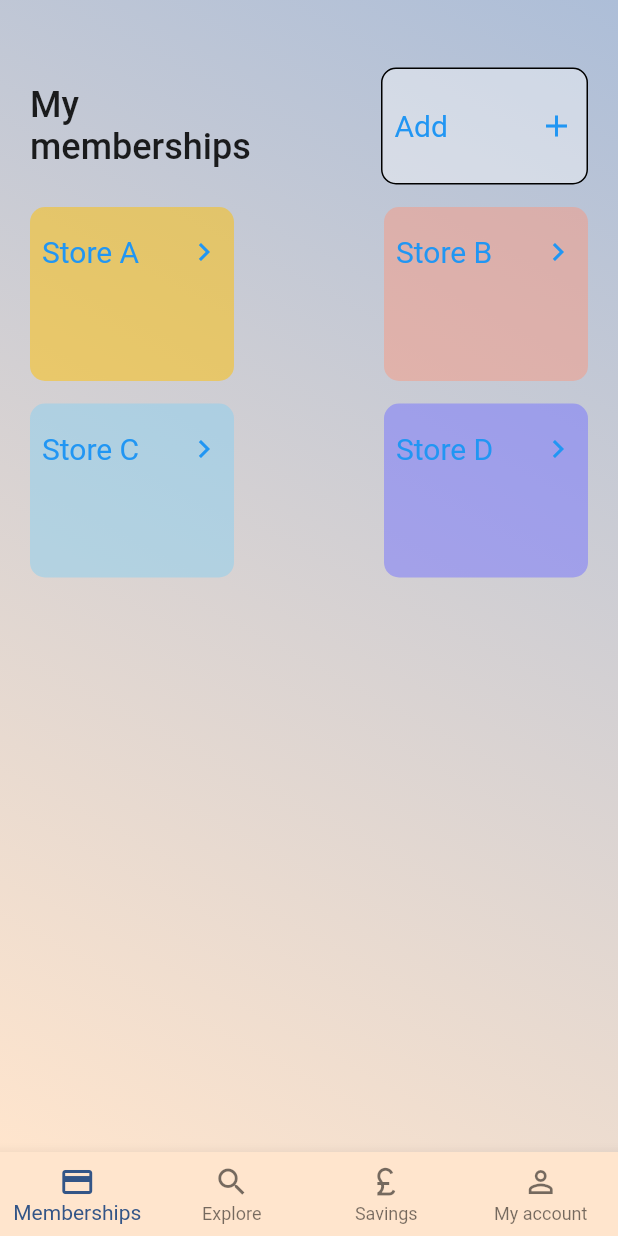
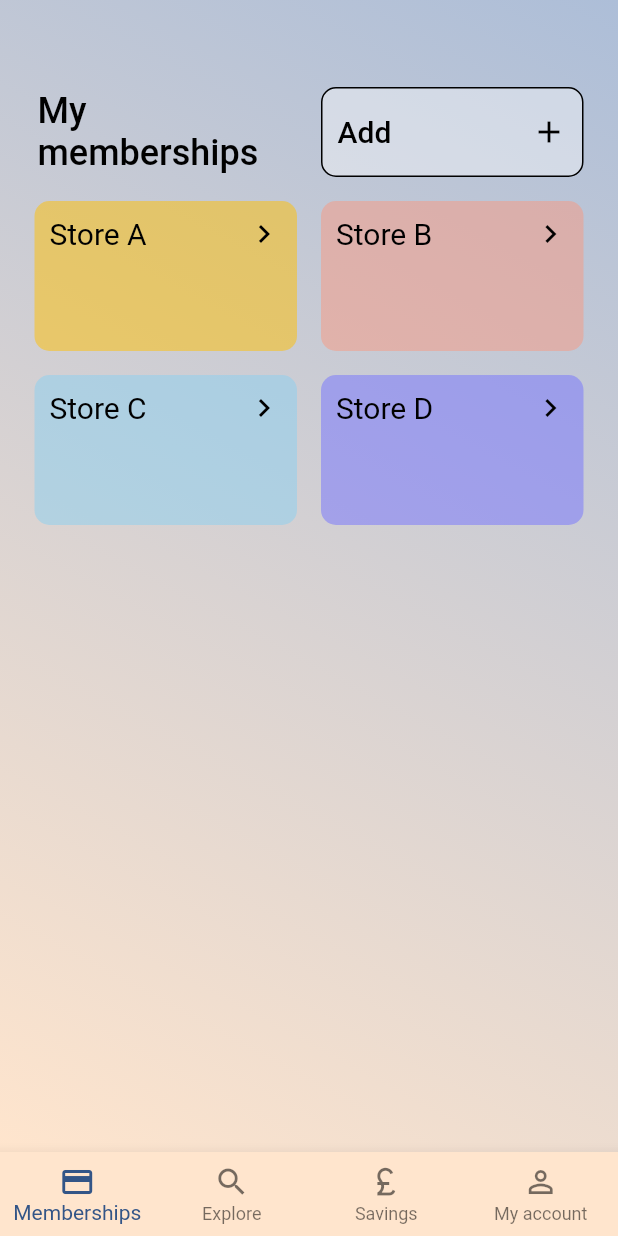
Before and after one commit to khemichew/Kumi, a Flutter app: the screen it shows after launch, on a phone screen of 412 x 824 dp. Run offline on Flutter 3.47's test engine with Material 2 defaults, Android fonts, the phone set to English and light mode, and no system bars; our stand-ins replace firebase_core; accounts and stored records are empty.

Commit message:
Change layout for cross-platform

```diff
--- a/app/lib/main.dart
+++ b/app/lib/main.dart
@@ -47,13 +47,13 @@ class _MyHomePageState extends State<MyHomePage> {
   int _selectedIndex = 0;
 
   static const TextStyle optionStyle =
-  TextStyle(fontSize: 30, fontWeight: FontWeight.bold);
+  TextStyle(fontSize: 20, fontWeight: FontWeight.w500, color: Colors.black);
 
   static const TextStyle titleStyle =
-  TextStyle(fontSize: 24, fontWeight: FontWeight.w500);
+  TextStyle(fontSize: 24, fontWeight: FontWeight.w500, color: Colors.black);
 
   static const TextStyle ordinaryStyle =
-  TextStyle(fontSize: 20, fontWeight: FontWeight.w400);
+  TextStyle(fontSize: 20, fontWeight: FontWeight.w400, color: Colors.black);
 
   final List<Widget> _widgetOptions = <Widget>[
     const MembershipPage(),
@@ -135,7 +135,7 @@ class AccountPage extends StatelessWidget {
   @override
   Widget build(BuildContext context) {
     return Container(
-      margin: const EdgeInsets.fromLTRB(20, 45, 20, 0),
+      margin: const EdgeInsets.fromLTRB(20, 50, 20, 0),
       child: Column(
         children: [
           Row(
@@ -159,17 +159,26 @@ class MembershipPage extends StatelessWidget {
   @override
   Widget build(BuildContext context) {
     return Container(
-      margin: const EdgeInsets.fromLTRB(20, 45, 20, 0),
+      margin: const EdgeInsets.fromLTRB(15, 50, 15, 0),
       child: Column(
         children: [
           Row(
             mainAxisAlignment: MainAxisAlignment.spaceBetween,
             children: [
-              const Text(
+              Expanded(
+                child: Container(
+                  padding: const EdgeInsets.symmetric(vertical: 0.0, horizontal: 10.0),
+                  child: const Text(
                     'My\nmemberships',
                     style: _MyHomePageState.titleStyle,
                   ),
-              Container(
+                ),
+              ),
+              Expanded(
+                child:TextButton(
+                  onPressed: () {  },
+                  child: Container(
+                    height: 60,
                     decoration:BoxDecoration(
                         border: Border.all(
                             color: Colors.black
@@ -177,16 +186,12 @@ class MembershipPage extends StatelessWidget {
                         color: Colors.white38,
                         borderRadius: const BorderRadius.all(Radius.circular(10))
                     ),
-                child:TextButton(
-                  onPressed: () {  },
-                  child: SizedBox(
-                    width: 120,
-                    height: 60,
+                    padding: const EdgeInsets.symmetric(vertical: 0.0, horizontal: 10.0),
                     child: Row(
                       mainAxisAlignment: MainAxisAlignment.spaceBetween,
                       children: const [
-                        Text("Add", style: _MyHomePageState.ordinaryStyle),
-                        Icon(Icons.add)
+                        Text("Add", style: _MyHomePageState.optionStyle),
+                        Icon(Icons.add, color: Colors.black,)
                       ],
                     ),
                   ),
@@ -194,7 +199,7 @@ class MembershipPage extends StatelessWidget {
               ),
             ]
           ),
-          const SizedBox(height: 15),
+          // const SizedBox(height: 15),
           Row(
             mainAxisAlignment: MainAxisAlignment.spaceBetween,
             children: const [
@@ -202,7 +207,7 @@ class MembershipPage extends StatelessWidget {
               MembershipCard(storeName: 'Store B', color: Color.fromRGBO(248, 152, 128, 0.5),),
             ]
           ),
-          const SizedBox(height: 15),
+          // const SizedBox(height: 15),
           Row(
             mainAxisAlignment: MainAxisAlignment.spaceBetween,
             children: const [
@@ -224,17 +229,16 @@ class MembershipCard extends StatelessWidget {
 
   @override
   Widget build(BuildContext context) {
-    return Container(
+    return Expanded(
+      child: TextButton(
+        onPressed: () {  },
+        child: Container(
+          height: 100,
           decoration:BoxDecoration(
             color: color,
             borderRadius: const BorderRadius.all(Radius.circular(10))
           ),
-      child: TextButton(
-        onPressed: () {  },
-        child: Container(
-          width: 120,
-          height: 100,
-          padding: const EdgeInsets.symmetric(vertical: 10.0, horizontal: 0.0),
+          padding: const EdgeInsets.symmetric(vertical: 10.0, horizontal: 10.0),
           child: Column(
             mainAxisAlignment: MainAxisAlignment.spaceBetween,
             crossAxisAlignment: CrossAxisAlignment.start,
@@ -243,7 +247,7 @@ class MembershipCard extends StatelessWidget {
                 mainAxisAlignment: MainAxisAlignment.spaceBetween,
                 children: [
                   Text(storeName, style: _MyHomePageState.ordinaryStyle),
-                  const Icon(Icons.chevron_right)
+                  const Icon(Icons.chevron_right, color: Colors.black,)
                 ]
               ),
               // const Icon(Icons.card_membership)
```
Lines whose indentation alone changed are shown as unchanged.
